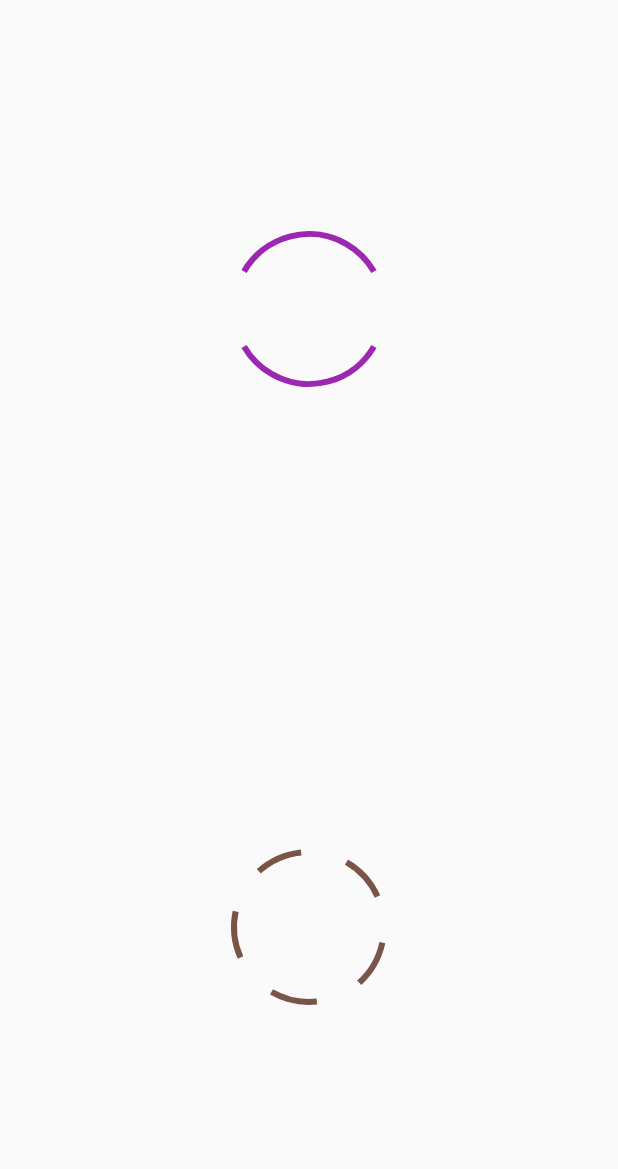
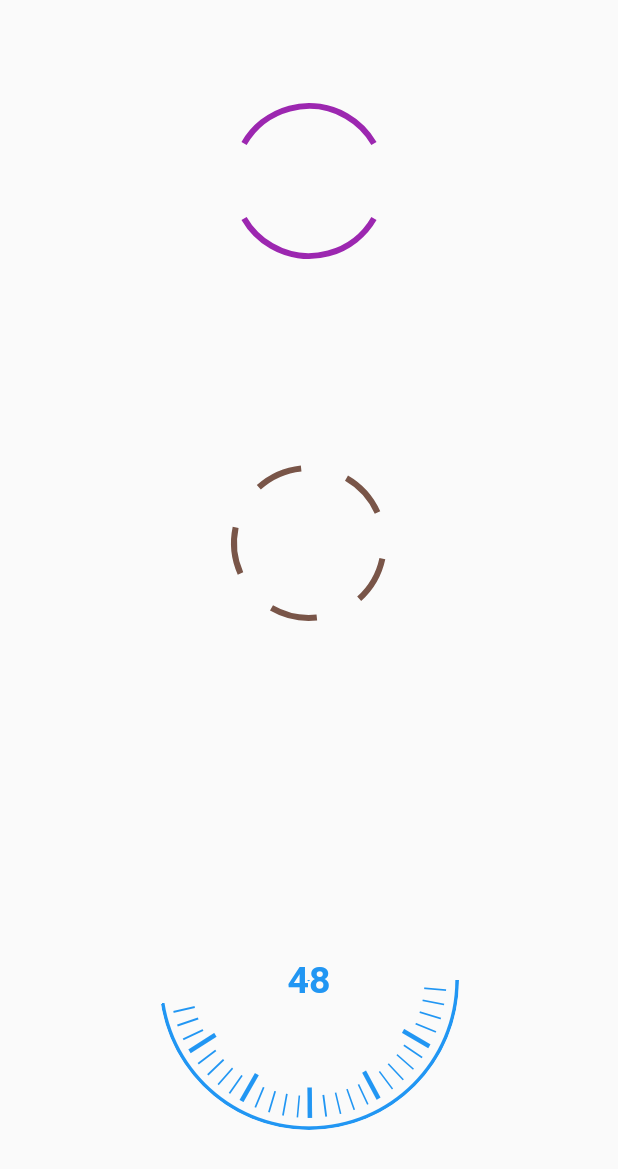
Before and after one commit to a-k-o-r-e-d-e/Flutter_Features, a Flutter app: the CustomLoadingIndicatorsScreen screen opened by its route, on a phone screen of 412 x 824 dp. Shown: the top 1169 px of the screen. Run offline on Flutter 3.47's test engine with Material 2 defaults, Android fonts, the phone set to English and light mode, and no system bars; our stand-ins replace connectivity, equatable, flutter_bloc, hydrated_bloc; missing offline and left inert: enum_to_string.

Commit message:
** Radial Scale Loading Indicator

```diff
--- a/lib/ui/pages/custom-loading-indicators.dart
+++ b/lib/ui/pages/custom-loading-indicators.dart
@@ -2,6 +2,7 @@ import 'package:flutter/material.dart';
 
 import '../widgets/double_ring_spin_kit.dart';
 import '../widgets/multiple_ring_spin_kit.dart';
+import '../widgets/radial_scale_loading_indicator.dart';
 
 class CustomLoadingIndicatorsScreen extends StatelessWidget {
   const CustomLoadingIndicatorsScreen({Key? key}) : super(key: key);
@@ -17,6 +18,8 @@ class CustomLoadingIndicatorsScreen extends StatelessWidget {
             color: Colors.purple, size: 100, lineWidth: 4, angle: 120),
         MultipleRingSpinKit(
             color: Colors.brown, size: 100, lineWidth: 4, angle: 120),
+        RadialScaleLoadingIndicator(
+            scaleImageUrl: 'assets/images/radial_scale.png'),
       ],
     ));
   }
--- /dev/null
+++ b/lib/ui/widgets/radial_scale_loading_indicator.dart
@@ -0,0 +1,147 @@
+import 'package:flutter/material.dart';
+
+class RadialScaleLoadingIndicator extends StatefulWidget {
+  const RadialScaleLoadingIndicator(
+      {Key? key,
+      this.size = 200.0,
+      this.duration = const Duration(seconds: 4),
+      this.controller,
+      required this.scaleImageUrl})
+      : super(key: key);
+
+  final double size;
+  final String scaleImageUrl;
+  final Duration duration;
+  final AnimationController? controller;
+
+  @override
+  State<RadialScaleLoadingIndicator> createState() =>
+      _RadialScaleLoadingIndicatorState();
+}
+
+class _RadialScaleLoadingIndicatorState
+    extends State<RadialScaleLoadingIndicator>
+    with SingleTickerProviderStateMixin {
+  late AnimationController _controller;
+  late Animation<double> _animation;
+
+  @override
+  void initState() {
+    super.initState();
+
+    _controller = (widget.controller ??
+        AnimationController(vsync: this, duration: widget.duration))
+      ..addListener(() => setState(() {}))
+      ..repeat();
+    _animation = Tween(begin: 0.0, end: 1.0)
+        .animate(CurvedAnimation(parent: _controller, curve: Curves.linear));
+  }
+
+  @override
+  void dispose() {
+    if (widget.controller == null) {
+      _controller.dispose();
+    }
+    super.dispose();
+  }
+
+  static const _TWO_PI = 3.14 * 2;
+
+  @override
+  Widget build(BuildContext context) {
+    //       // percentage to show in Center Text
+    int percentage = (_animation.value * 100).ceil();
+    return Container(
+        width: widget.size,
+        height: widget.size,
+        child: Stack(
+          children: [
+            ShaderMask(
+                shaderCallback: (rect) {
+                  return SweepGradient(
+                          startAngle: 0.0,
+                          endAngle: _TWO_PI,
+                          stops: [_animation.value, _animation.value],
+                          center: Alignment.center,
+                          colors: [Colors.blue, Colors.transparent])
+                      .createShader(rect);
+                },
+                child: Container(
+                  width: widget.size,
+                  height: widget.size,
+                  decoration: BoxDecoration(
+                      shape: BoxShape.circle,
+                      image: DecorationImage(
+                          image: Image.asset(
+                        widget.scaleImageUrl,
+                        fit: BoxFit.fill,
+                      ).image)),
+                )),
+            Center(
+                child: Container(
+              width: widget.size - 40,
+              height: widget.size - 40,
+              decoration: BoxDecoration(
+                  color: Colors.transparent, shape: BoxShape.circle),
+              child: Center(
+                  child: Text(
+                '$percentage',
+                style: TextStyle(
+                    fontSize: 25,
+                    color: Colors.blue,
+                    fontWeight: FontWeight.bold),
+              )),
+            ))
+          ],
+        ));
+    // return TweenAnimationBuilder(
+    //     tween: Tween(begin: 0.0, end: 1.0),
+    //     duration: Duration(seconds: 4),
+    //     builder: (context, double value, child) {
+    //       // percentage to show in Center Text
+    //       int percentage = (value * 100).ceil();
+    //       return Container(
+    //           width: widget.size,
+    //           height: widget.size,
+    //           child: Stack(
+    //             children: [
+    //               ShaderMask(
+    //                   shaderCallback: (rect) {
+    //                     return SweepGradient(
+    //                             startAngle: 0.0,
+    //                             endAngle: _TWO_PI,
+    //                             stops: [value, value],
+    //                             center: Alignment.center,
+    //                             colors: [Colors.blue, Colors.transparent])
+    //                         .createShader(rect);
+    //                   },
+    //                   child: Container(
+    //                     width: widget.size,
+    //                     height: widget.size,
+    //                     decoration: BoxDecoration(
+    //                         shape: BoxShape.circle,
+    //                         image: DecorationImage(
+    //                             image: Image.asset(
+    //                                     'assets/images/radial_scale.png')
+    //                                 .image)),
+    //                   )),
+    //               Center(
+    //                   child: Container(
+    //                 width: widget.size - 40,
+    //                 height: widget.size - 40,
+    //                 decoration: BoxDecoration(
+    //                     color: Colors.white, shape: BoxShape.circle),
+    //                 child: Center(
+    //                     child: Text(
+    //                   '$percentage',
+    //                   style: TextStyle(
+    //                       fontSize: 25,
+    //                       color: Colors.blue,
+    //                       fontWeight: FontWeight.bold),
+    //                 )),
+    //               ))
+    //             ],
+    //           ));
+    //     });
+  }
+}
```
Also changed, not shown: assets/images/radial_scale.png (added).
